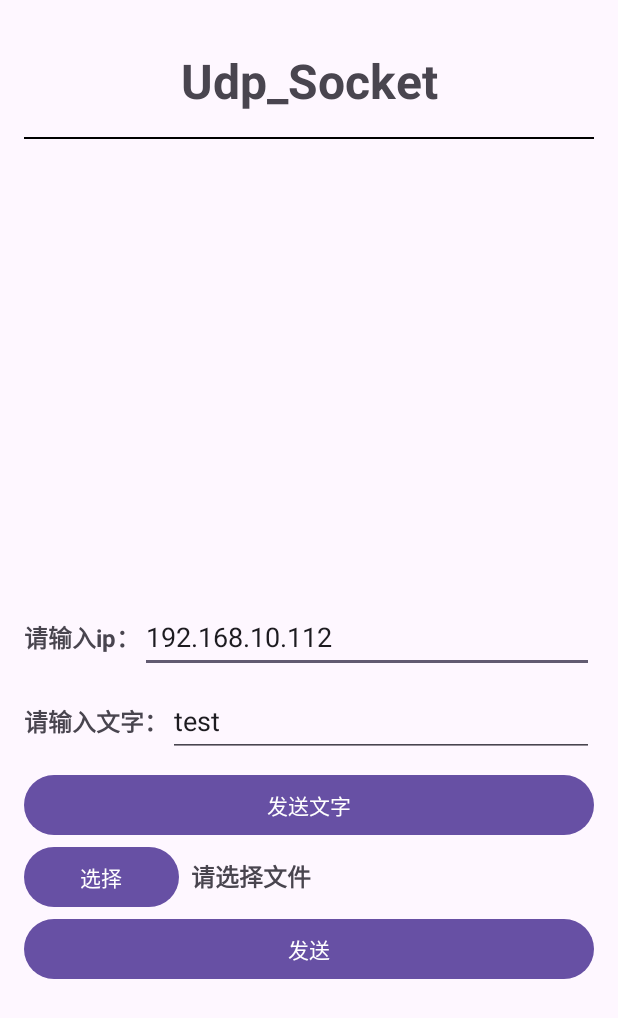
After one commit to NOOB-P/Android_learning, an Android app: the layout activity_udp_socket.xml on its own in the app's theme, with its tools: preview values and no code run, on a phone screen of 412 x 824 dp. The commit adds this screen. Shown: the top 1018 px of the screen. Run offline under Robolectric (Android 15) with nearby library versions, the phone set to English and light mode, and no system bars; network calls fail.

Commit message:
完成udp socket的项目（传文字图片）

```diff
--- a/app/src/main/java/com/example/android_leraning/MainActivity.java
+++ b/app/src/main/java/com/example/android_leraning/MainActivity.java
@@ -77,7 +77,8 @@ public class MainActivity extends AppCompatActivity implements View.OnClickListe
             Intent intent = new Intent(this, tcp_socket_server.class);
             startActivity(intent);
         }else if(view.getId() == R.id.Btn_udp_socket){
-
+            Intent intent = new Intent(this, udp_socket.class);
+            startActivity(intent);
         }else if(view.getId() == R.id.Btn_http){
 
         }else if(view.getId() == R.id.Btn_bluetooth){
--- /dev/null
+++ b/app/src/main/res/layout/activity_udp_socket.xml
@@ -0,0 +1,131 @@
+<?xml version="1.0" encoding="utf-8"?>
+<androidx.constraintlayout.widget.ConstraintLayout xmlns:android="http://schemas.android.com/apk/res/android"
+    xmlns:app="http://schemas.android.com/apk/res-auto"
+    xmlns:tools="http://schemas.android.com/tools"
+    android:id="@+id/main"
+    android:layout_width="match_parent"
+    android:layout_height="match_parent"
+    tools:context=".tcp_socket">
+
+    <LinearLayout
+        android:layout_width="match_parent"
+        android:layout_height="match_parent"
+        android:layout_marginHorizontal="16dp"
+        android:orientation="vertical"
+        tools:layout_editor_absoluteX="31dp"
+        tools:layout_editor_absoluteY="16dp">
+
+        <TextView
+            android:layout_width="match_parent"
+            android:layout_height="wrap_content"
+            android:layout_marginTop="32dp"
+            android:gravity="center"
+            android:text="Udp_Socket"
+            android:textSize="32sp"
+            android:textStyle="bold" />
+
+        <View
+            style="@style/hline"
+            android:layout_marginTop="16dp" />
+
+        <LinearLayout
+            android:layout_width="match_parent"
+            android:layout_height="wrap_content"
+            android:orientation="vertical">
+
+            <ListView
+                android:id="@+id/lv_text"
+                android:layout_width="match_parent"
+                android:layout_height="300dp" >
+
+            </ListView>
+
+            <LinearLayout
+                android:layout_width="match_parent"
+                android:layout_height="match_parent"
+                android:layout_marginTop="8dp"
+                android:orientation="horizontal">
+
+                <TextView
+                    android:layout_width="wrap_content"
+                    android:layout_height="wrap_content"
+                    android:text="请输入ip："
+                    android:textSize="16sp"
+                    android:textStyle="bold" />
+
+                <EditText
+                    android:text="192.168.10.112"
+                    android:id="@+id/ET_ip"
+                    android:layout_width="wrap_content"
+                    android:layout_height="wrap_content"
+                    android:layout_weight="1"
+                    android:ems="10"
+                    android:hint="请输入服务器ip"
+                    android:inputType="text" />
+            </LinearLayout>
+
+            <LinearLayout
+                android:layout_marginTop="8dp"
+                android:layout_width="match_parent"
+                android:layout_height="wrap_content"
+                android:orientation="horizontal">
+
+                <TextView
+                    android:layout_width="wrap_content"
+                    android:layout_height="wrap_content"
+                    android:textSize="16sp"
+                    android:textStyle="bold"
+                    android:text="请输入文字：" />
+
+                <EditText
+                    android:text="test"
+                    android:id="@+id/ET_text"
+                    android:layout_width="wrap_content"
+                    android:layout_height="wrap_content"
+                    android:layout_weight="1"
+                    android:ems="10"
+                    android:inputType="text"
+                    android:hint="请输入要发送的文字"/>
+            </LinearLayout>
+
+            <Button
+                android:layout_marginTop="8dp"
+                android:id="@+id/Btn_send1"
+                android:layout_width="match_parent"
+                android:layout_height="wrap_content"
+                android:text="发送文字" />
+
+            <LinearLayout
+                android:layout_width="match_parent"
+                android:layout_height="match_parent"
+                android:orientation="horizontal">
+
+                <Button
+                    android:id="@+id/Btn_choice"
+                    android:layout_width="wrap_content"
+                    android:layout_height="wrap_content"
+                    android:layout_weight="1"
+                    android:text="选择" />
+
+                <TextView
+                    android:layout_marginStart="8dp"
+                    android:id="@+id/tv_path"
+                    android:layout_width="wrap_content"
+                    android:layout_height="wrap_content"
+                    android:layout_weight="12"
+                    android:textStyle="bold"
+                    android:textSize="16sp"
+                    android:text="请选择文件" />
+            </LinearLayout>
+
+            <Button
+                android:id="@+id/Btn_send2"
+                android:layout_width="match_parent"
+                android:layout_height="wrap_content"
+                android:text="发送" />
+
+        </LinearLayout>
+
+
+    </LinearLayout>
+</androidx.constraintlayout.widget.ConstraintLayout>
```
Also changed, not shown: app/src/main/AndroidManifest.xml (+10 -7 lines), app/src/main/java/com/example/android_leraning/tcp_socket.java (+13 -15 lines), app/src/main/java/com/example/android_leraning/tcp_socket_server.java (+12 -3 lines), app/src/main/java/com/example/android_leraning/udp_socket.java (added, +283 -0 lines), app/src/main/res/layout/activity_tcp_socket_server.xml (+7 -1 lines).
